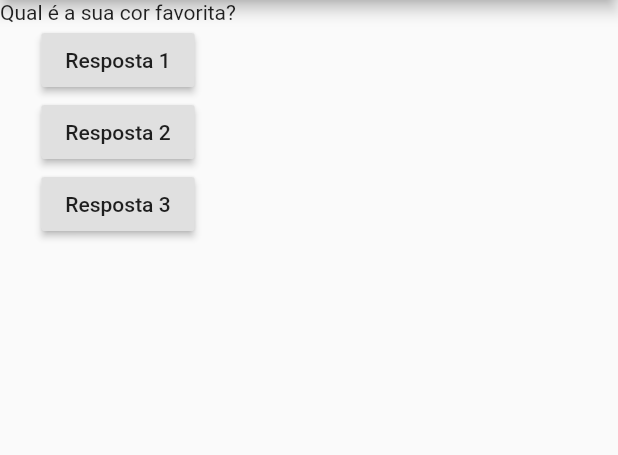
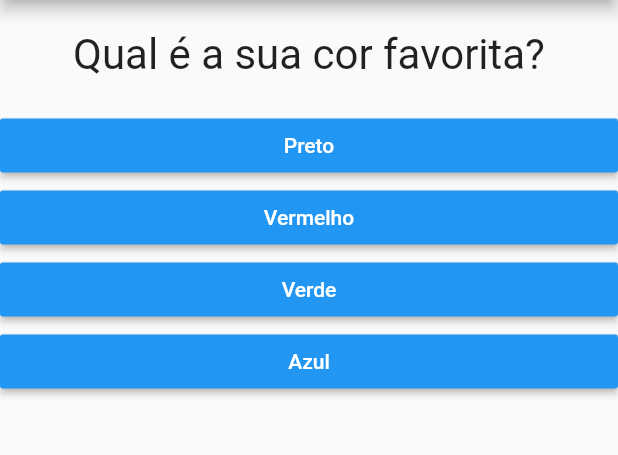
Before and after one commit to carlosrjr/projeto_perguntas, a Flutter app: the screen it shows after launch, on a phone screen of 412 x 824 dp, the part 84-539 px from its top. Run offline on Flutter 3.47's test engine with Material 2 defaults, Android fonts, the phone set to English and light mode, and no system bars.

Commit message:
[ADD] Texto de resposta dos botões

```diff
--- a/lib/main.dart
+++ b/lib/main.dart
@@ -1,24 +1,37 @@
 import 'package:flutter/material.dart';
 import './questao.dart';
+import './resposta.dart';
 
 main() => runApp(PerguntaApp());
 
 class _PerguntaAppState extends State<PerguntaApp> {
   var _perguntaSelecionada = 0;
+  final List<Map<String, Object>> perguntas = [
+    {
+      'texto': 'Qual é a sua cor favorita?',
+      'respostas': ['Preto', 'Vermelho', 'Verde', 'Azul']
+    },
+    {
+      'texto': 'Qual é a seu animal favorito?',
+      'respostas': ['Coelho', 'Cobra', 'Elefante', 'Leão']
+    },
+    {
+      'texto': 'Qual o seu instrutor favorito?',
+      'respostas': ['Maria', 'João', 'Leo', 'Pedro']
+    },
+  ];
 
   void _responder() {
     setState(() {
       _perguntaSelecionada++;
+      _perguntaSelecionada = _perguntaSelecionada % perguntas.length;
     });
-    print(_perguntaSelecionada);
   }
 
   @override
   Widget build(BuildContext context) {
-    final List<String> perguntas = [
-      'Qual é a sua cor favorita?',
-      'Qual é a seu animal favorito?'
-    ];
+
+    List<String> respostas = perguntas[_perguntaSelecionada]['respostas'];
 
     return MaterialApp(
       home: Scaffold(
@@ -27,19 +40,10 @@ class _PerguntaAppState extends State<PerguntaApp> {
         ),
         body: Column(
           children: <Widget>[
-            Questao(perguntas[_perguntaSelecionada]),
-            RaisedButton(
-              child: Text("Resposta 1"),
-              onPressed: _responder,
-            ),
-            RaisedButton(
-              child: Text("Resposta 2"),
-              onPressed: _responder,
-            ),
-            RaisedButton(
-              child: Text("Resposta 3"),
-              onPressed: _responder,
-            ),
+            Questao(perguntas[_perguntaSelecionada]['texto']),
+            ...respostas
+              .map((t) => Resposta( texto: t,  quandoSelecionado: _responder,))
+              .toList(),
           ],
         ),
       ),
--- a/lib/questao.dart
+++ b/lib/questao.dart
@@ -1,13 +1,22 @@
 import 'package:flutter/material.dart';
 
 class Questao extends StatelessWidget {
-
   final String texto;
 
   Questao(this.texto);
 
   @override
   Widget build(BuildContext context) {
-    return Text(texto);
+    return Container(
+      width: double.infinity,
+      margin: EdgeInsets.all(20),
+      child: Text(
+        texto,
+        style: TextStyle(
+          fontSize: 28,
+        ),
+        textAlign: TextAlign.center,
+      ),
+    );
   }
 }
--- /dev/null
+++ b/lib/resposta.dart
@@ -0,0 +1,23 @@
+import 'package:flutter/material.dart';
+
+class Resposta extends StatelessWidget {
+  final String texto;
+  final bool respostaCerta;
+  final void Function() quandoSelecionado;
+
+  Resposta({this.texto, this.quandoSelecionado, this.respostaCerta = false});
+
+  @override
+  Widget build(BuildContext context) {
+    return Container(
+      width: double.infinity,
+
+      child: RaisedButton(
+        color: Colors.blue,
+        textColor: Colors.white,
+        child: Text(texto),
+        onPressed: quandoSelecionado,
+      ),
+    );
+  }
+}
--- a/pubspec.yaml
+++ b/pubspec.yaml
@@ -14,7 +14,7 @@ description: A new Flutter project.
 version: 1.0.0+1
 
 environment:
-  sdk: ">=2.1.0 <3.0.0"
+  sdk: ">=2.3.0 <3.0.0"
 
 dependencies:
   flutter:
```
